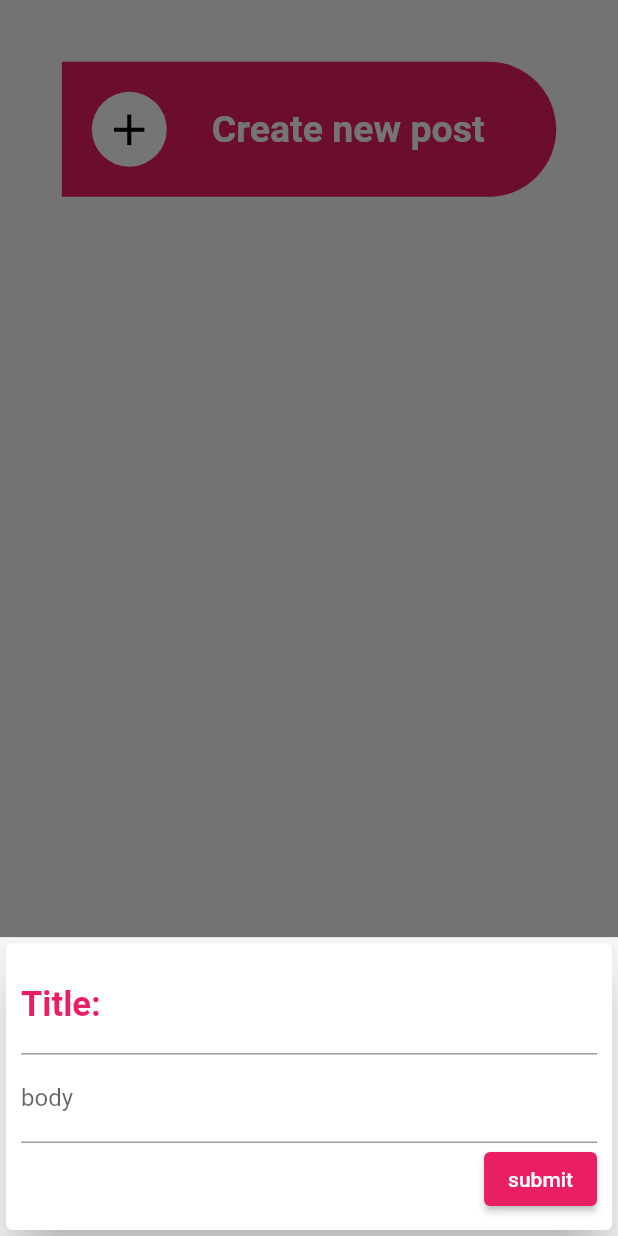
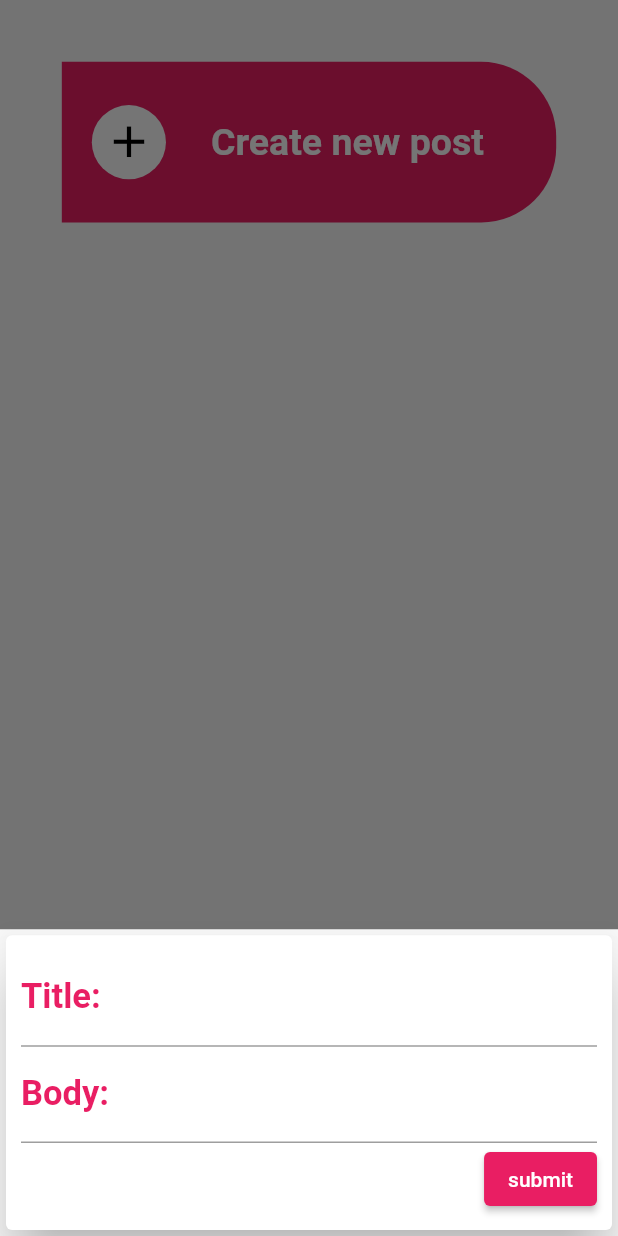
Before and after one commit to AhmedKarray1/Blog-App, a Flutter app: the OriginalPostListScreen screen opened by its route, after a tap on "Create new post", on a phone screen of 412 x 824 dp. Run offline on Flutter 3.47's test engine with Material 2 defaults, Android fonts, the phone set to English and light mode, and no system bars; our stand-ins replace shared_preferences; missing offline and left inert: dart:ffi; accounts and stored records are empty; network calls fail.

```diff
--- a/lib/Providers/posts_provider.dart
+++ b/lib/Providers/posts_provider.dart
@@ -4,7 +4,7 @@ import 'dart:ffi';
 import 'dart:io';
 import 'package:flutter/cupertino.dart';
 import 'package:test_technique1/models/comment.dart';
-import 'package:test_technique1/Providers/post.dart';
+import 'package:test_technique1/models/post.dart';
 import 'package:http/http.dart' as http;
 import 'package:shared_preferences/shared_preferences.dart';
 // import 'package:tuple/tuple.dart';
@@ -134,8 +134,8 @@ class postsProvider with ChangeNotifier {
       }
     }
 
+    notifyListeners();
 
-    notifyListeners();
   }
 
   List<Post> get savedposts {
--- a/lib/main.dart
+++ b/lib/main.dart
@@ -1,7 +1,7 @@
 import 'package:flutter/material.dart';
 import 'package:provider/provider.dart';
 
-import 'package:test_technique1/Providers/post.dart';
+import 'package:test_technique1/models/post.dart';
 import 'package:test_technique1/Providers/posts_provider.dart';
 import 'package:test_technique1/screens/comments_screen.dart';
 import 'package:test_technique1/screens/main_screen.dart';
--- a/lib/screens/original_post_list_screen.dart
+++ b/lib/screens/original_post_list_screen.dart
@@ -23,15 +23,17 @@ class OriginalPostListScreen extends StatelessWidget {
   @override
   Widget build(BuildContext context) {
     final loadedPosts = Provider.of<postsProvider>(context);
-
+    print(loadedPosts.savedposts);
+    var height=MediaQuery.of(context).size.height;
+    var width=MediaQuery.of(context).size.width;
     return Scaffold(
       body: Column(children: [
         GestureDetector(
           onTap: () => addNewPost(context,loadedPosts.posts.length),
           child: Container(
-            margin: EdgeInsets.all(MediaQuery.of(context).size.width * 0.1),
-            width: MediaQuery.of(context).size.width * 0.8,
-            height: 90,
+            margin: EdgeInsets.all(width * 0.1),
+            width: width * 0.8,
+            height: height*0.13,
             decoration: BoxDecoration(
               borderRadius: BorderRadius.only(
                   topRight: Radius.circular(50),
@@ -45,8 +47,8 @@ class OriginalPostListScreen extends StatelessWidget {
                 children: [
                   Container(
                     margin: EdgeInsets.all(20),
-                    height: 50,
-                    width: 50,
+                    height: height*0.073,
+                    width: width*0.12,
                     decoration: BoxDecoration(
                         shape: BoxShape.circle, color: Colors.white),
                     child: Icon(
@@ -84,11 +86,12 @@ class OriginalPostListScreen extends StatelessWidget {
                       comments: postsProvider.posts[index].comments,
                       preview: postsProvider.posts[index].body.substring(0, 20),
                     ),
-                  )),
+                  )
+                  ),
               itemCount: postsProvider.posts.length,
             ),
           ),
-        )
+        ),
       ]),
     );
   }
--- a/lib/widgets/new_post.dart
+++ b/lib/widgets/new_post.dart
@@ -1,7 +1,7 @@
 import 'package:flutter/material.dart';
 import 'package:http/http.dart';
 import 'package:provider/provider.dart';
-import 'package:test_technique1/Providers/post.dart';
+import 'package:test_technique1/models/post.dart';
 import 'package:test_technique1/Providers/posts_provider.dart';
 
 class NewPost extends StatelessWidget {
@@ -55,7 +55,13 @@ class NewPost extends StatelessWidget {
                 onSubmitted: (_) => _submitData(context,id),
               ),
               TextField(
-                decoration: InputDecoration(labelText: "body"),
+                decoration: InputDecoration(
+                  labelText: 'Body:',
+                  labelStyle: TextStyle(color: Colors.pink,fontSize: 23,fontWeight: FontWeight.bold) ,
+
+
+
+                ),
                 controller: _bodycontroller,
                 onSubmitted: (_) => _submitData(context,id),
               ),
--- a/lib/widgets/post_ui.dart
+++ b/lib/widgets/post_ui.dart
@@ -50,9 +50,12 @@ class PostUi extends StatelessWidget {
         width: MediaQuery.of(context).size.width * 0.8,
         height: height*0.138,
         decoration: BoxDecoration(
+          borderRadius: BorderRadius.circular(12),
+
           color: Colors.pink.withOpacity(0.3),
           // borderRadius:BorderRadius.circular(20)
         ),
+
         child: Stack(
           children: [
             Align(
@@ -109,7 +112,7 @@ class PostUi extends StatelessWidget {
                       TextStyle(fontWeight: FontWeight.bold,
                       fontSize:
                       15
-                      ,color: Colors.red.withOpacity(0.99)),
+                      ,color:Colors.pink),
                 ),
               ),
             ),
```
Also changed, not shown: lib/screens/main_screen.dart (+5 -3 lines), lib/screens/offline_post_list_screen.dart (+30 -2 lines), lib/screens/post_detail_screen.dart (+10 -7 lines), lib/screens/splash_screen.dart (+11 -5 lines), lib/widgets/update_post.dart (+14 -3 lines), lib/models/post.dart (renamed from lib/Providers/post.dart).
